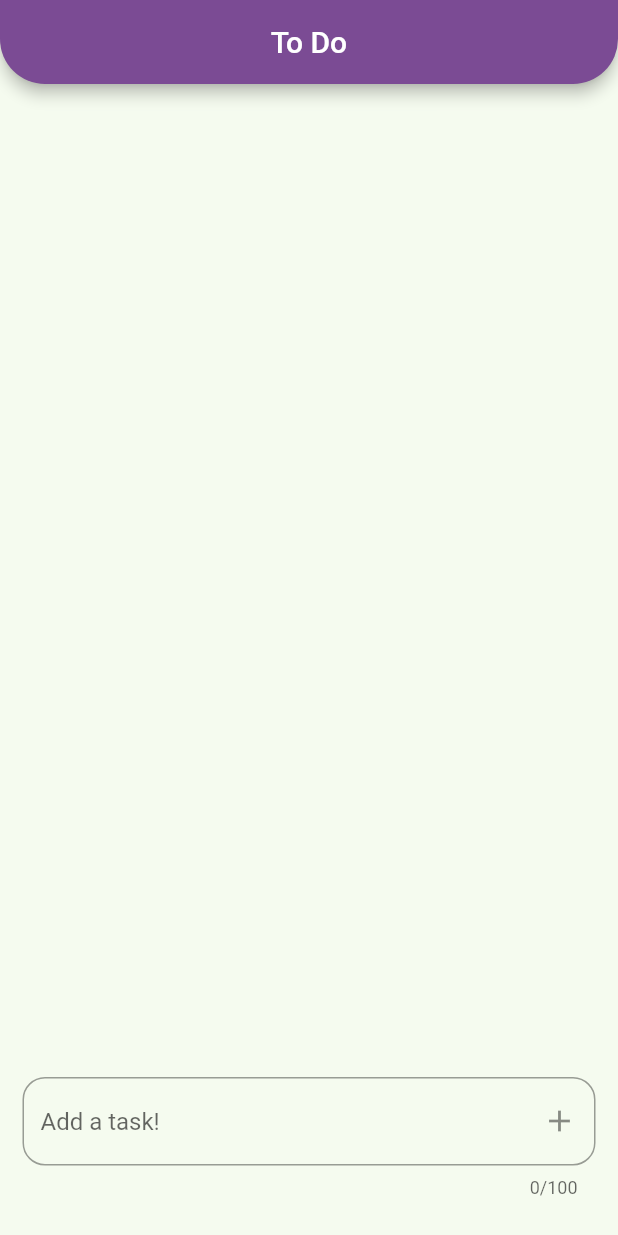
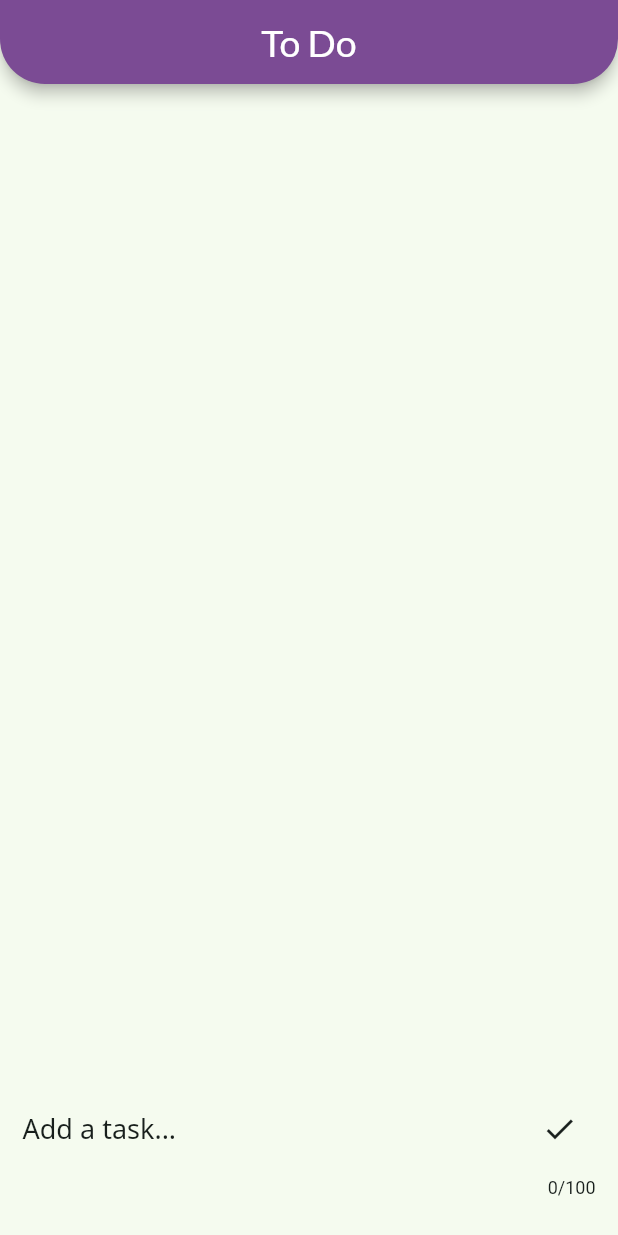
Before and after one commit to abhishek459/todo, a Flutter app: the screen it shows after launch, on a phone screen of 412 x 824 dp. Run offline on Flutter 3.47's test engine with Material 2 defaults, Android fonts, the phone set to English and light mode, and no system bars.

Commit message:
Improved Theme Compatibility - Added new fonts - Implemented a custom date formatter - Changed how list items are displayed - Changed task input field ui

```diff
--- a/lib/models/task_model.dart
+++ b/lib/models/task_model.dart
@@ -1,11 +1,18 @@
-class TaskModel {
+import 'package:flutter/cupertino.dart';
+
+class TaskModel with ChangeNotifier {
   final String taskTitle;
   final DateTime timeStamp;
-  final bool isCompleted;
+  bool isCompleted;
 
   TaskModel({
     required this.taskTitle,
     required this.timeStamp,
     this.isCompleted = false,
   });
+
+  void toggleTaskStatus() {
+    isCompleted = true;
+    notifyListeners();
+  }
 }
--- a/lib/providers/task_provider.dart
+++ b/lib/providers/task_provider.dart
@@ -2,7 +2,7 @@ import 'package:flutter/cupertino.dart';
 
 import '../models/task_model.dart';
 
-class TaskProvider extends ChangeNotifier {
+class TaskProvider with ChangeNotifier {
   final List<TaskModel> _tasks = [];
 
   List<TaskModel> get getTasks => _tasks;
--- a/lib/screens/home/task_input_field.dart
+++ b/lib/screens/home/task_input_field.dart
@@ -36,13 +36,14 @@ class _TaskInputTextFieldState extends State<TaskInputTextField> {
 
     return TextFormField(
       decoration: InputDecoration(
-        border: OutlineInputBorder(borderRadius: BorderRadius.circular(15)),
-        hintText: 'Add a task!',
+        hintText: 'Add a task...',
         suffixIcon: IconButton(
-          icon: const Icon(Icons.add),
+          icon: const Icon(Icons.check),
           onPressed: addTask,
+          splashRadius: 25,
         ),
       ),
+      style: Theme.of(context).textTheme.displayMedium,
       inputFormatters: [
         FilteringTextInputFormatter.allow(RegExp(r'[a-zA-Z0-9 ]'))
       ],
--- a/lib/theme/dark_theme.dart
+++ b/lib/theme/dark_theme.dart
@@ -1,10 +1,30 @@
 import 'package:flutter/material.dart';
 
 ThemeData darkTheme() {
+  const Color foregroundColor = Color.fromRGBO(245, 251, 239, 1);
+  const Color backgroundColor = Color.fromRGBO(24, 31, 28, 1);
   return ThemeData(
     appBarTheme: const AppBarTheme(
+      titleTextStyle: TextStyle(fontFamily: 'Lato', fontSize: 25),
       backgroundColor: Color.fromRGBO(123, 75, 148, 1),
     ),
-    scaffoldBackgroundColor: const Color.fromRGBO(24, 31, 28, 1),
+    scaffoldBackgroundColor: backgroundColor,
+    listTileTheme: const ListTileThemeData(
+      textColor: foregroundColor,
+    ),
+    inputDecorationTheme: const InputDecorationTheme(
+      border: InputBorder.none,
+      counterStyle: TextStyle(color: foregroundColor),
+      suffixIconColor: foregroundColor,
+    ),
+    splashColor: backgroundColor,
+    hintColor: foregroundColor,
+    textTheme: const TextTheme(
+      displayMedium: TextStyle(
+        color: foregroundColor,
+        fontFamily: 'NotoSans',
+        fontSize: 18,
+      ),
+    ),
   );
 }
--- a/lib/theme/light_theme.dart
+++ b/lib/theme/light_theme.dart
@@ -1,10 +1,30 @@
 import 'package:flutter/material.dart';
 
 ThemeData lightTheme() {
+  const Color foregroundColor = Color.fromRGBO(24, 31, 28, 1);
+  const Color backgroundColor = Color.fromRGBO(245, 251, 239, 1);
   return ThemeData(
     appBarTheme: const AppBarTheme(
+      titleTextStyle: TextStyle(fontFamily: 'Lato', fontSize: 25),
       backgroundColor: Color.fromRGBO(123, 75, 148, 1),
     ),
-    scaffoldBackgroundColor: const Color.fromRGBO(245, 251, 239, 1),
+    scaffoldBackgroundColor: backgroundColor,
+    listTileTheme: const ListTileThemeData(
+      textColor: foregroundColor,
+    ),
+    inputDecorationTheme: const InputDecorationTheme(
+      border: InputBorder.none,
+      counterStyle: TextStyle(color: foregroundColor),
+      suffixIconColor: foregroundColor,
+    ),
+    splashColor: backgroundColor,
+    hintColor: foregroundColor,
+    textTheme: const TextTheme(
+      displayMedium: TextStyle(
+        color: foregroundColor,
+        fontFamily: 'NotoSans',
+        fontSize: 18,
+      ),
+    ),
   );
 }
```
Also changed, not shown: lib/screens/home/tasks_listview.dart (+53 -50 lines), lib/utils/date_formatter.dart (added, +20 -0 lines), pubspec.yaml (+12 -6 lines), lib/fonts/Lato-Bold.ttf (added), lib/fonts/Lato-Regular.ttf (added), lib/fonts/NotoSans-Light.ttf (added), lib/fonts/NotoSans-Regular.ttf (added), pubspec.lock, 1 other file.
